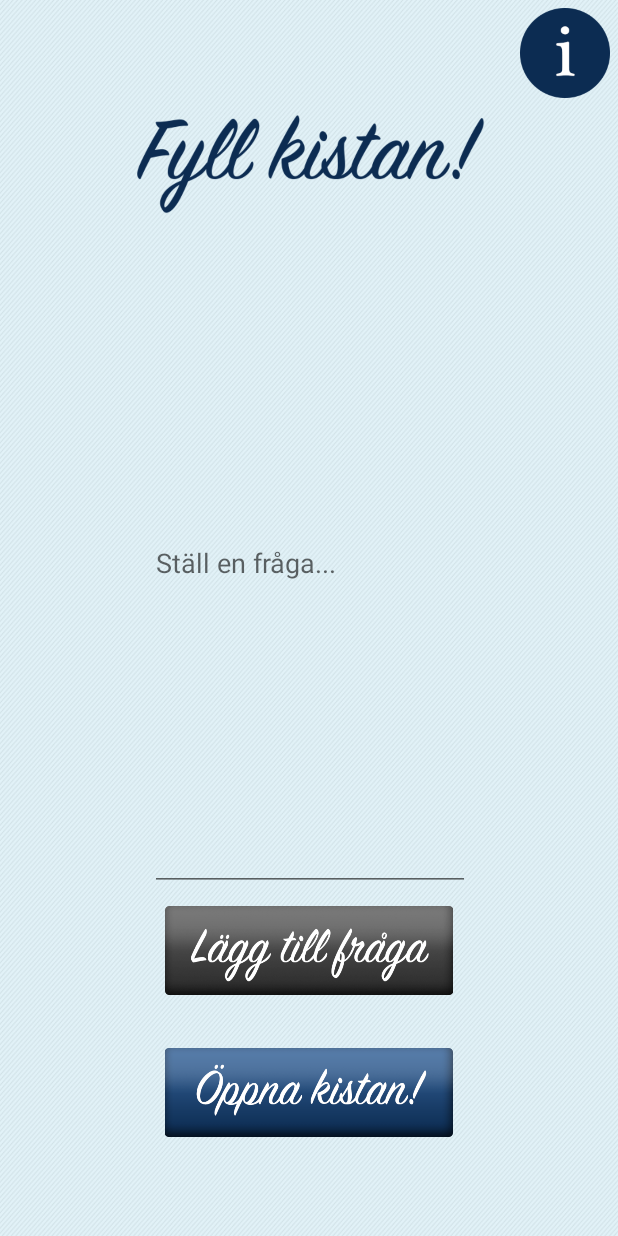
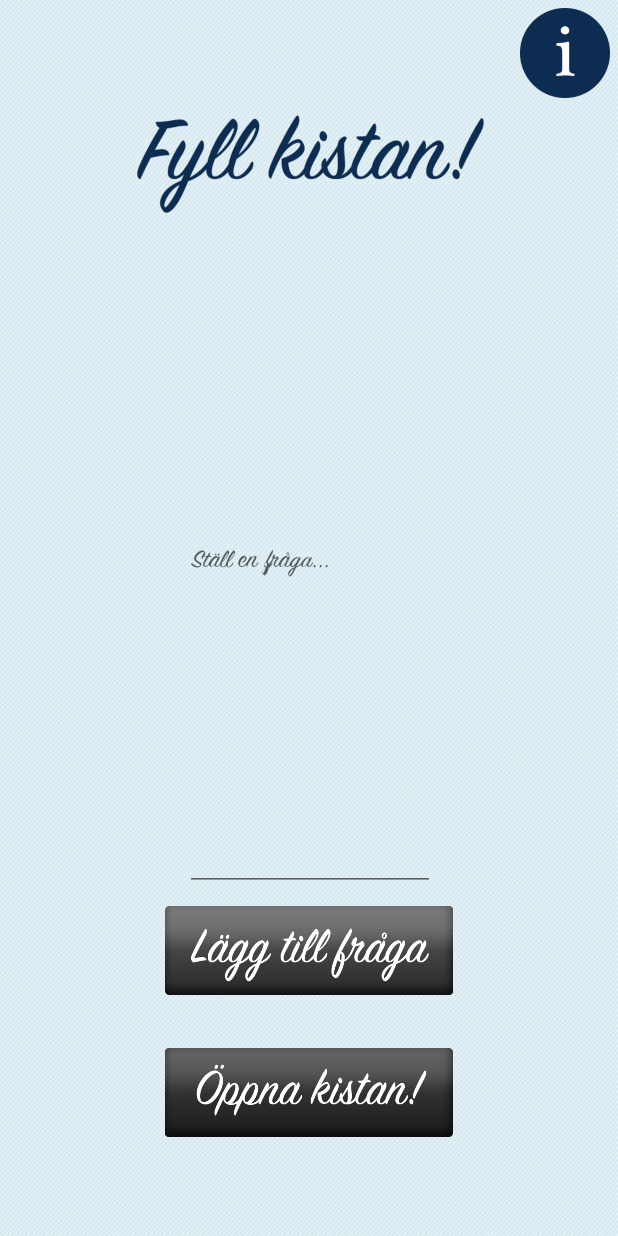
Before and after one commit to gunnarsdotter/pandorasApp, an Android app: the screen it shows after launch (Startsida), after a tap on an icon or button, on a phone screen of 412 x 824 dp. Run offline under Robolectric (Android 15) with nearby library versions, the phone set to English and light mode, and no system bars.

Commit message:
går ej att rotera fråga 1, fråga 2 osv. på question page så att tangentbordet göms när man trycker brevid att lägg till fråga blir blå när man börjar skriva fonten är tillagt på allt utan alertsen

```diff
--- a/app/src/main/AndroidManifest.xml
+++ b/app/src/main/AndroidManifest.xml
@@ -9,13 +9,15 @@
         android:roundIcon="@mipmap/ic_launcher_round"
         android:supportsRtl="true"
         android:theme="@style/AppTheme">
-        <activity android:name=".Startsida">
+
+        <activity android:name=".Startsida"  android:screenOrientation= "portrait">
             <intent-filter>
                 <action android:name="android.intent.action.MAIN" />
 
                 <category android:name="android.intent.category.LAUNCHER" />
             </intent-filter>
         </activity>
+
     </application>
 
 </manifest>
--- a/app/src/main/java/com/example/student/pandoras/Qude.java
+++ b/app/src/main/java/com/example/student/pandoras/Qude.java
@@ -11,10 +11,13 @@
 
     private ArrayList<Question> questionList;
     private int randomNumber;
+    private int questionLast;
 
 
     public Qude(){
+        questionLast = 1;
         questionList = new ArrayList<Question>();
+
     }
     //addquestion
     public void addQuestion(Question quest){
@@ -37,4 +40,13 @@
         return randomNumber;
     }
     public int getI(){return questionList.size();}
+    public void increas(){
+        questionLast++;
+    }
+    public int getNumber(){
+        return questionLast;
+    }
+    public void setNumber(int i){
+        questionLast = i;
+    }
 }
--- a/app/src/main/res/layout/add_questionpage.xml
+++ b/app/src/main/res/layout/add_questionpage.xml
@@ -5,20 +5,23 @@
     android:layout_width="match_parent"
     android:layout_height="match_parent"
     tools:layout_editor_absoluteY="81dp"
-    android:background="@drawable/bg">
+    android:background="@drawable/bg"
+    android:onClick="hideKeybord">
 
     <EditText
         android:id="@+id/editText"
         android:layout_width="wrap_content"
         android:layout_height="0dp"
         android:layout_marginBottom="230dp"
-        android:contextClickable="false"
+        android:contextClickable="true"
         android:ems="10"
         android:hint="@string/textbox_question"
         android:inputType="textMultiLine"
-        android:onClick="bottomChange"
-        android:selectAllOnFocus="false"
-        android:singleLine="false"
+
+        android:selectAllOnFocus="true"
+        android:singleLine="true"
+        android:fontFamily="@font/pandora_font"
+        android:imeOptions="actionSend"
         app:layout_constraintBottom_toBottomOf="parent"
         app:layout_constraintEnd_toEndOf="parent"
         app:layout_constraintHorizontal_bias="0.502"
--- a/app/src/main/res/values/strings.xml
+++ b/app/src/main/res/values/strings.xml
@@ -10,7 +10,9 @@
     <string name="add_question">Lägg till fråga</string>
     <string name="start">Starta!</string>
     <string name="alert_rubric">Du glömde skriva in en fråga</string>
-    <string name="aleart_text">Skriv in en fråga som till exempel ...</string>
+    <string name="aleart_text">Skriv in en fråga som till exempel:
+        Vad gjorde joppe i Lördagskväll?
+    </string>
     <string name="alert_button">OK</string>
 
     //questionpage
```
Also changed, not shown: app/src/main/java/com/example/student/pandoras/Startsida.java (+56 -10 lines), app/src/main/res/layout/questionpage.xml (+17 -0 lines), app/src/main/assets/pandoraFont.ttf (renamed from app/src/main/res/fonts/pandoraFont.ttf), app/src/main/res/drawable/oppnakistangra.png (added), app/src/main/res/font/pandora_font.ttf (added).
